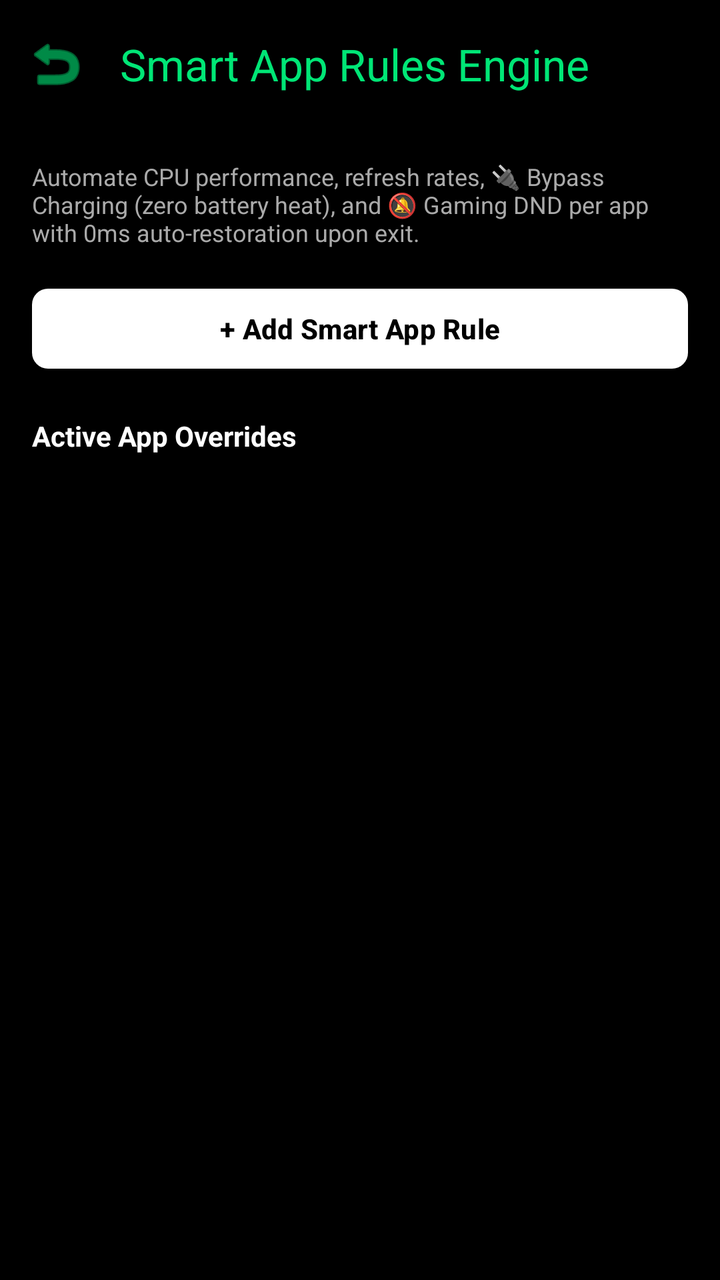
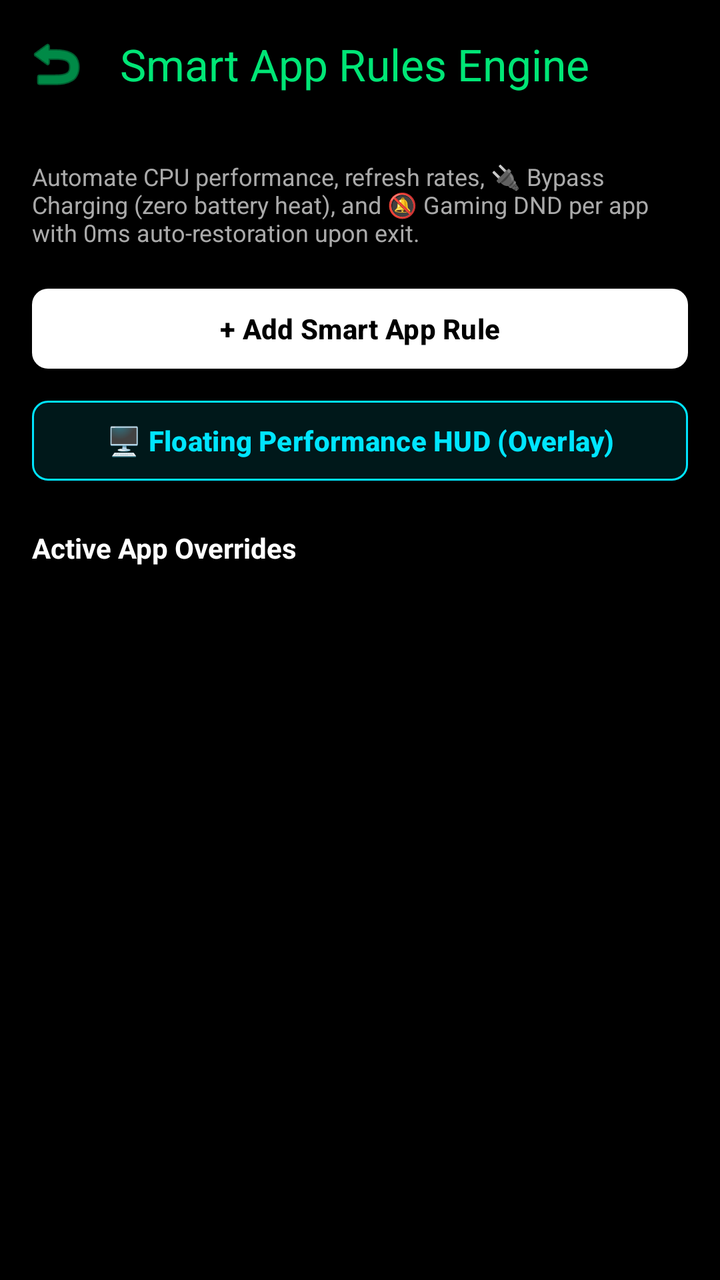

Compare the two renders of this Android layout. The source of the first and the diff that turns it into the second are given below.
<!-- AndroidManifest.xml: activity theme Theme.PhoneControl -->
<!-- res/layout/activity_per_app.xml -->
<?xml version="1.0" encoding="utf-8"?>
<LinearLayout xmlns:android="http://schemas.android.com/apk/res/android"
    xmlns:app="http://schemas.android.com/apk/res-auto"
    android:layout_width="match_parent"
    android:layout_height="match_parent"
    android:orientation="vertical"
    android:background="@android:color/black"
    android:fitsSystemWindows="true">

    <com.google.android.material.appbar.MaterialToolbar
        android:id="@+id/toolbarPerApp"
        android:layout_width="match_parent"
        android:layout_height="?attr/actionBarSize"
        app:title="Smart App Rules Engine"
        app:titleTextColor="@color/color_per_app"
        app:navigationIcon="@android:drawable/ic_menu_revert"
        app:navigationIconTint="@color/color_per_app" />

    <LinearLayout
        android:layout_width="match_parent"
        android:layout_height="wrap_content"
        android:orientation="vertical"
        android:padding="16dp">

        <TextView
            android:layout_width="match_parent"
            android:layout_height="wrap_content"
            android:text="Automate CPU performance, refresh rates, 🔌 Bypass Charging (zero battery heat), and 🔕 Gaming DND per app with 0ms auto-restoration upon exit."
            android:textColor="#AAAAAA"
            android:textSize="12sp"
            android:layout_marginBottom="16dp" />

        <com.google.android.material.button.MaterialButton
            android:id="@+id/btnAddPerApp"
            android:layout_width="match_parent"
            android:layout_height="wrap_content"
            android:text="+ Add Smart App Rule"
            android:textColor="@android:color/black"
            android:textStyle="bold"
            app:backgroundTint="@android:color/white"
            app:cornerRadius="8dp" />

        <TextView
            android:layout_width="match_parent"
            android:layout_height="wrap_content"
            android:layout_marginTop="20dp"
            android:text="Active App Overrides"
            android:textColor="#FFFFFF"
            android:textSize="14sp"
            android:textStyle="bold" />
    </LinearLayout>

    <androidx.core.widget.NestedScrollView
        android:layout_width="match_parent"
        android:layout_height="match_parent">

        <LinearLayout
            android:id="@+id/layoutPerAppList"
            android:layout_width="match_parent"
            android:layout_height="wrap_content"
            android:orientation="vertical"
            android:paddingHorizontal="16dp"
            android:paddingBottom="16dp" />
    </androidx.core.widget.NestedScrollView>
</LinearLayout>
<!-- resources referenced by this layout -->
<resources>
  <color name="color_per_app">#00E676</color>
  <style name="Theme.PhoneControl" parent="Theme.Material3.DayNight.NoActionBar">
          
          <item name="colorPrimary">@color/purple_500</item>
          <item name="colorPrimaryVariant">@color/purple_700</item>
          <item name="colorOnPrimary">@color/white</item>
          
          <item name="colorSecondary">@color/teal_200</item>
          <item name="colorSecondaryVariant">@color/teal_700</item>
          <item name="colorOnSecondary">@color/black</item>
          
          <item name="android:statusBarColor">@android:color/black</item>
          <item name="android:windowLightStatusBar" tools:targetApi="m">false</item>
          
          
          
      </style>
  <color name="purple_500">#FF6200EE</color>
  <color name="purple_700">#FF3700B3</color>
  <color name="white">#FFFFFFFF</color>
  <color name="teal_200">#FF03DAC5</color>
  <color name="teal_700">#FF018786</color>
  <color name="black">#FF000000</color>
</resources>

<!-- the commit's change to res/layout/activity_per_app.xml (unified diff, before → after) -->
@@ -40,6 +40,19 @@
             app:backgroundTint="@android:color/white"
             app:cornerRadius="8dp" />
 
+        <com.google.android.material.button.MaterialButton
+            android:id="@+id/btnToggleHud"
+            android:layout_width="match_parent"
+            android:layout_height="wrap_content"
+            android:text="🖥️ Floating Performance HUD (Overlay)"
+            android:textColor="#00E5FF"
+            android:textStyle="bold"
+            app:strokeColor="#00E5FF"
+            app:strokeWidth="1dp"
+            app:backgroundTint="#1A00E5FF"
+            app:cornerRadius="8dp"
+            android:layout_marginTop="8dp" />
+
         <TextView
             android:layout_width="match_parent"
             android:layout_height="wrap_content"
@@ -51,6 +64,7 @@
     </LinearLayout>
 
     <androidx.core.widget.NestedScrollView
+        android:id="@+id/scrollPerApp"
         android:layout_width="match_parent"
         android:layout_height="match_parent">
 
